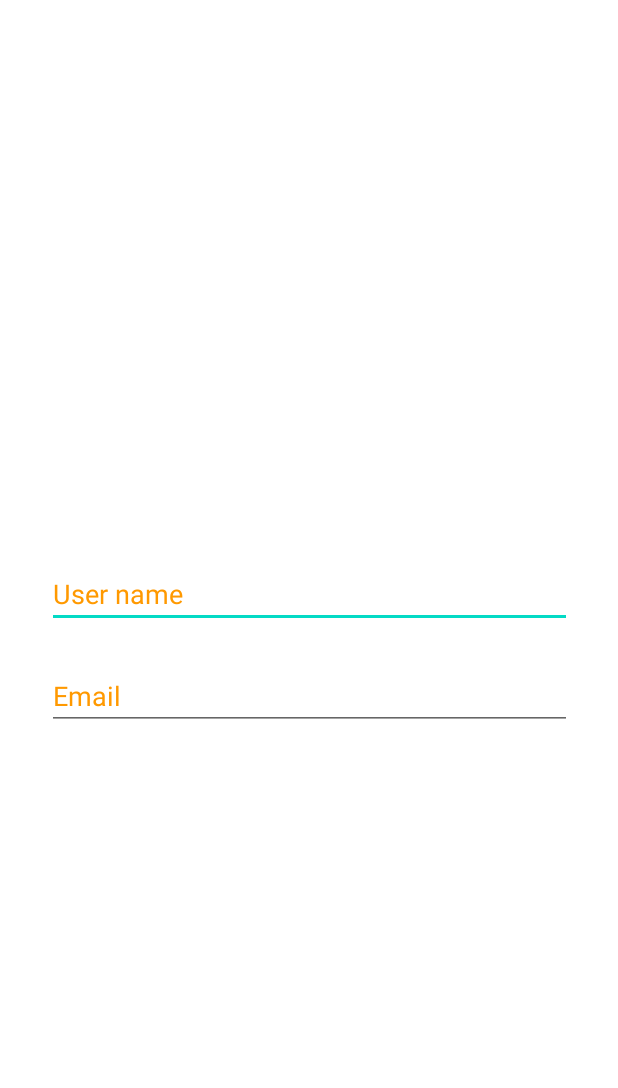
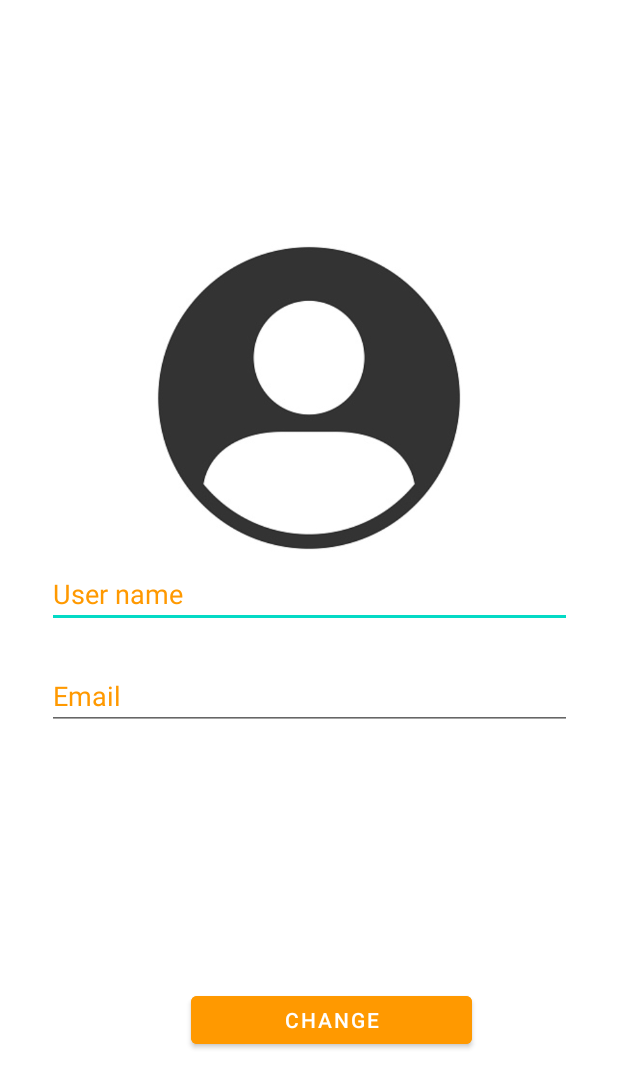
Before and after one commit to binh123thien/Android, an Android app: the Dashboard screen opened directly, with no data from a screen before it, item 2 of the bottom bar chosen, on a phone screen of 412 x 824 dp. Shown: the top 1088 px of the screen. Run offline under Robolectric (Android 15) with nearby library versions, the phone set to English and light mode, and no system bars; our stand-ins replace Firebase (no records; nobody signed in at launch, a user with empty details on screens opened directly).

Commit message:
chưa xong profile

```diff
--- a/app/build.gradle
+++ b/app/build.gradle
@@ -38,4 +38,5 @@ dependencies {
     testImplementation 'junit:junit:4.13.2'
     androidTestImplementation 'androidx.test.ext:junit:1.1.3'
     androidTestImplementation 'androidx.test.espresso:espresso-core:3.4.0'
+
 }
--- a/app/src/main/java/com/example/project_cuoi_ki/Dashboard.java
+++ b/app/src/main/java/com/example/project_cuoi_ki/Dashboard.java
@@ -27,8 +27,8 @@ public class Dashboard extends AppCompatActivity {
     AlertDialog.Builder builderDiaglog;
     AlertDialog alertDialog;
 
-    ImageView imageliving,imagebed,imagekitchen;
-    TextView textliving,textbed,textkitchen,textnhietdo,textdoam;
+    ImageView imageliving,imagebed,imagekitchen, imageProfile;
+    TextView textliving,textbed,textkitchen,textnhietdo,textdoam,  nameProfile, emailProfile;
     TextClock time;
     private static final String TIME_FORMAT_24 = "HH:mm:ss";
 
@@ -85,6 +85,9 @@ public class Dashboard extends AppCompatActivity {
                 });
             }
         });
+        emailProfile = findViewById(R.id.email_profile);
+        nameProfile = findViewById(R.id.name_profile);
+        imageProfile = findViewById(R.id.img_ava);
         imageliving = findViewById(R.id.imagelivingroom);
         imagebed = findViewById(R.id.imagebedroom);
         imagekitchen = findViewById(R.id.imagekitchenroom);
--- a/app/src/main/res/layout/profile.xml
+++ b/app/src/main/res/layout/profile.xml
@@ -1,10 +1,25 @@
 <?xml version="1.0" encoding="utf-8"?>
 <androidx.constraintlayout.widget.ConstraintLayout xmlns:android="http://schemas.android.com/apk/res/android"
+    xmlns:tools="http://schemas.android.com/tools"
     android:layout_width="match_parent"
     android:layout_height="match_parent"
     xmlns:app="http://schemas.android.com/apk/res-auto">
+
+    <ImageView
+        android:id="@+id/img_ava"
+        android:layout_width="400px"
+        android:layout_height="400px"
+        android:src="@drawable/ava"
+        android:layout_marginTop="132dp"
+        app:layout_constraintEnd_toEndOf="parent"
+        app:layout_constraintHorizontal_bias="0.498"
+        app:layout_constraintStart_toStartOf="parent"
+        app:layout_constraintTop_toTopOf="parent">
+
+    </ImageView>
+
     <EditText
-        android:id="@+id/edit_Txt_Username_register"
+        android:id="@+id/name_profile"
         android:layout_width="350dp"
         android:layout_height="41dp"
         android:ems="10"
@@ -20,7 +35,7 @@
         app:layout_constraintVertical_bias="0.482" />
 
     <EditText
-        android:id="@+id/edit_Txt_email_register"
+        android:id="@+id/email_profile"
         android:layout_width="350dp"
         android:layout_height="41dp"
         android:ems="10"
@@ -34,4 +49,17 @@
         app:layout_constraintStart_toStartOf="parent"
         app:layout_constraintTop_toTopOf="parent"
         app:layout_constraintVertical_bias="0.569" />
+
+    <Button
+        android:id="@+id/btn_change"
+        android:layout_width="187dp"
+        android:layout_height="44dp"
+        android:backgroundTint="#ff9900"
+        android:text="Change"
+        app:layout_constraintBottom_toBottomOf="parent"
+        app:layout_constraintEnd_toEndOf="parent"
+        app:layout_constraintHorizontal_bias="0.566"
+        app:layout_constraintStart_toStartOf="parent"
+        app:layout_constraintTop_toTopOf="parent"
+        app:layout_constraintVertical_bias="0.844" />
 </androidx.constraintlayout.widget.ConstraintLayout>
```
Also changed, not shown: app/src/main/res/drawable/ava.jpg (added), gradle/wrapper/gradle-wrapper.properties.
